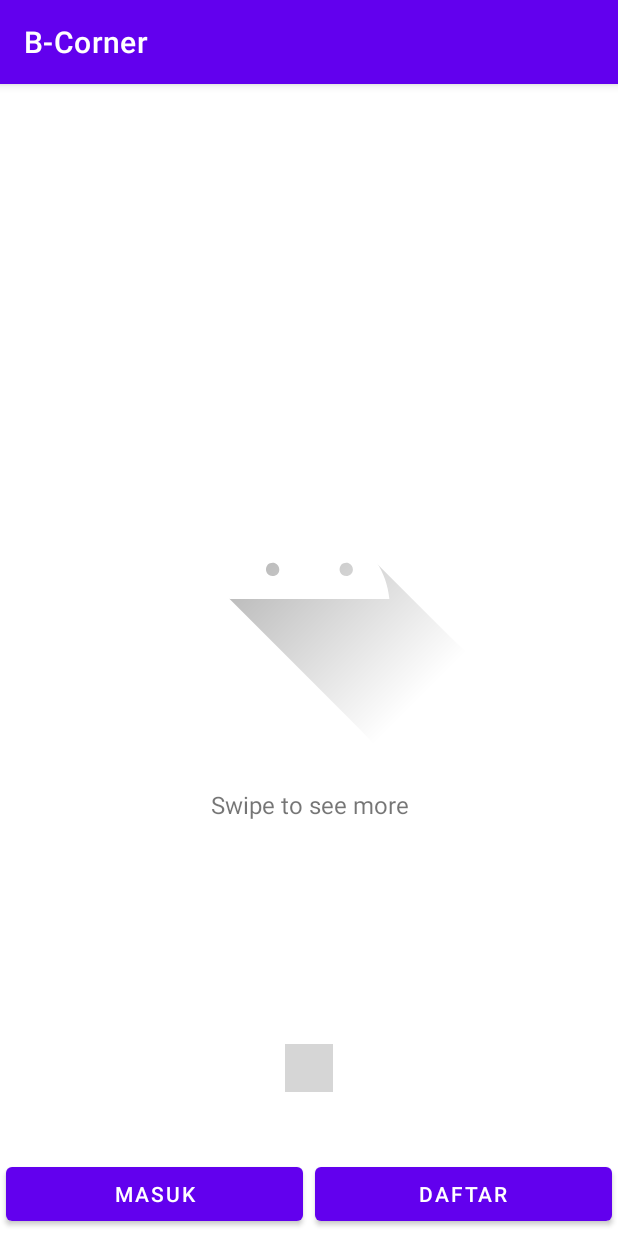
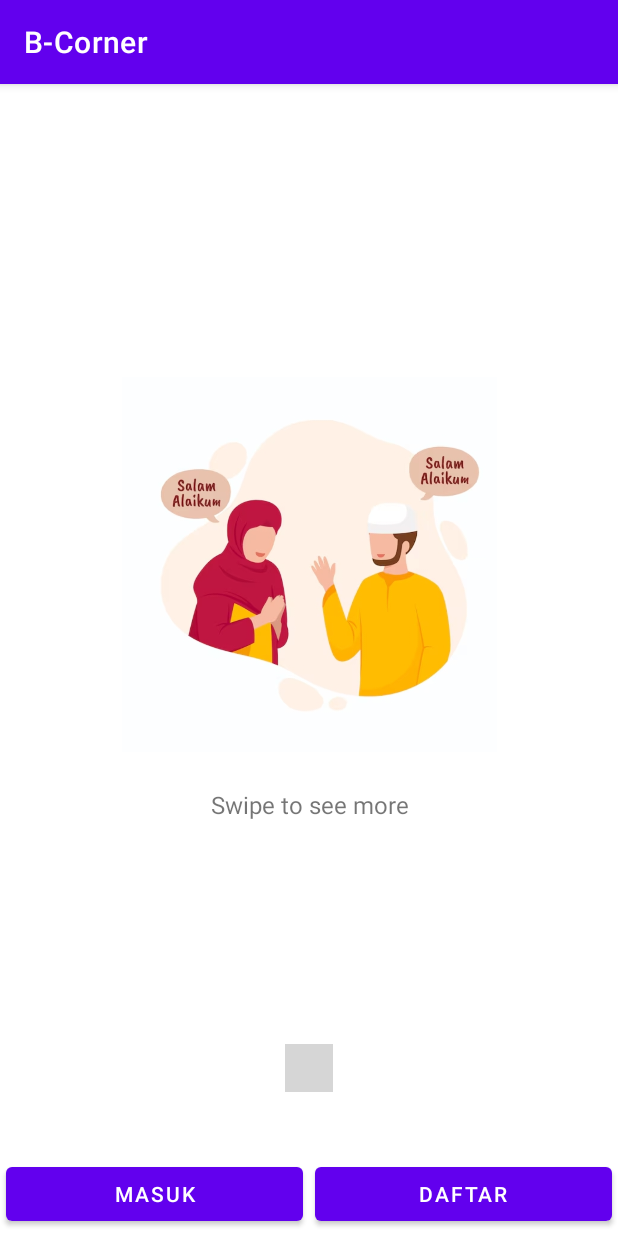
Before and after one commit to xirf/BCorner, an Android app: the screen it shows after launch (WelcomeActivity), on a phone screen of 412 x 824 dp. Run offline under Robolectric (Android 15) with nearby library versions, the phone set to English and light mode, and no system bars; our stand-ins replace navigation-ui; libraries missing offline, so code that uses them is left out: me.relex.circleindicator; plain views replace CircleIndicator3; 2 statements that could not run were skipped; grey boxes are pictures that could not be loaded.

Commit message:
feat: loading

```diff
--- a/app/src/main/java/com/betylf/b_corner/ui/welcome/WelcomeActivity.kt
+++ b/app/src/main/java/com/betylf/b_corner/ui/welcome/WelcomeActivity.kt
@@ -25,9 +25,9 @@ class WelcomeActivity : AppCompatActivity() {
         }
 
         val images = listOf(
-            R.drawable.ic_launcher_background,
-            R.drawable.ic_launcher_foreground,
-            R.drawable.ic_launcher_background
+            R.drawable.welcome_image_1,
+            R.drawable.welcome_image_2,
+            R.drawable.welcome_image_3
         )
         val texts = listOf("Welcome to B Corner", "Swipe to see more", "Enjoy your time")
         val viewPager: ViewPager2 = findViewById(R.id.viewPager)
```
Also changed, not shown: app/src/main/res/drawable/welcome_image_1.jpg (added), app/src/main/res/drawable/welcome_image_2.jpg (added), app/src/main/res/drawable/welcome_image_3.jpg (added).
